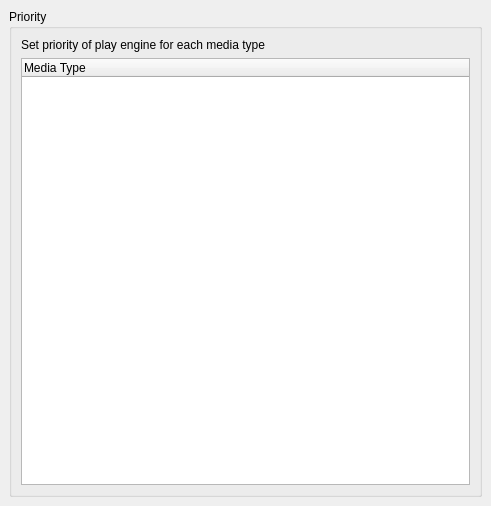
Before: the Qt Designer form src/cmplayer/ui/prefstack.ui in bylee20/cmplayer-kldp.net, drawn with Qt 5.
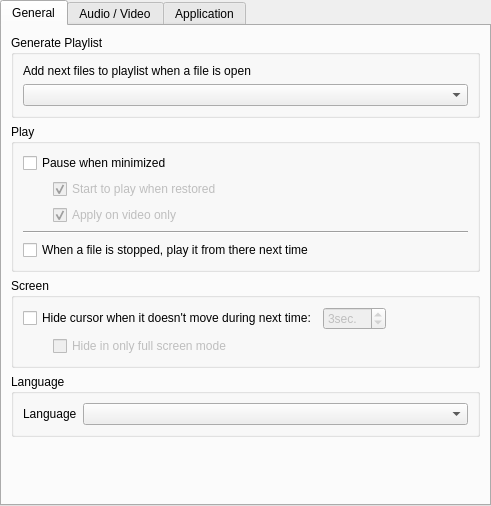
After: the same form once the commit is applied. The open tabs and pages were chosen to show the change. Custom widgets are drawn as their Qt base class.

The edit to the form file:
```diff
--- a/src/cmplayer/ui/prefstack.ui
+++ b/src/cmplayer/ui/prefstack.ui
@@ -1134,44 +1134,6 @@
     </item>
    </layout>
   </widget>
-  <widget class="QWidget" name="widget" >
-   <layout class="QVBoxLayout" name="verticalLayout_16" >
-    <item>
-     <widget class="QGroupBox" name="groupBox_8" >
-      <property name="title" >
-       <string>Priority</string>
-      </property>
-      <layout class="QVBoxLayout" name="verticalLayout_15" >
-       <item>
-        <widget class="QLabel" name="label_8" >
-         <property name="sizePolicy" >
-          <sizepolicy vsizetype="Minimum" hsizetype="Preferred" >
-           <horstretch>0</horstretch>
-           <verstretch>0</verstretch>
-          </sizepolicy>
-         </property>
-         <property name="text" >
-          <string>Set priority of play engine for each media type</string>
-         </property>
-        </widget>
-       </item>
-       <item>
-        <widget class="QTreeWidget" name="media" >
-         <property name="rootIsDecorated" >
-          <bool>false</bool>
-         </property>
-         <column>
-          <property name="text" >
-           <string>Media Type</string>
-          </property>
-         </column>
-        </widget>
-       </item>
-      </layout>
-     </widget>
-    </item>
-   </layout>
-  </widget>
  </widget>
  <customwidgets>
   <customwidget>
```
